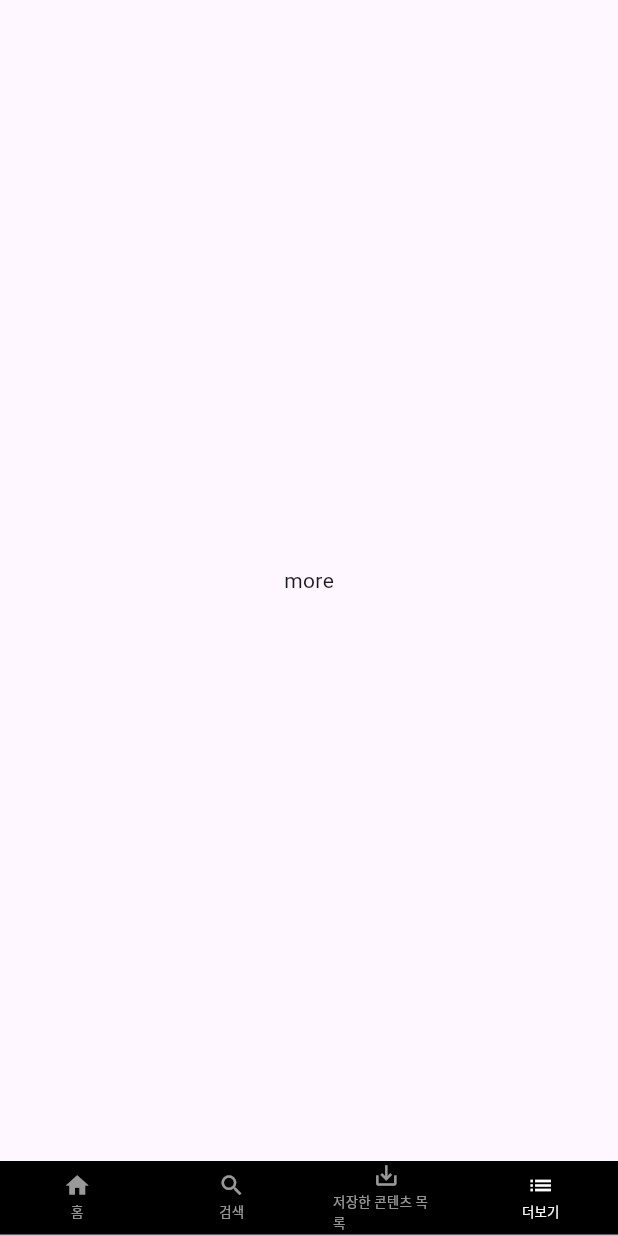
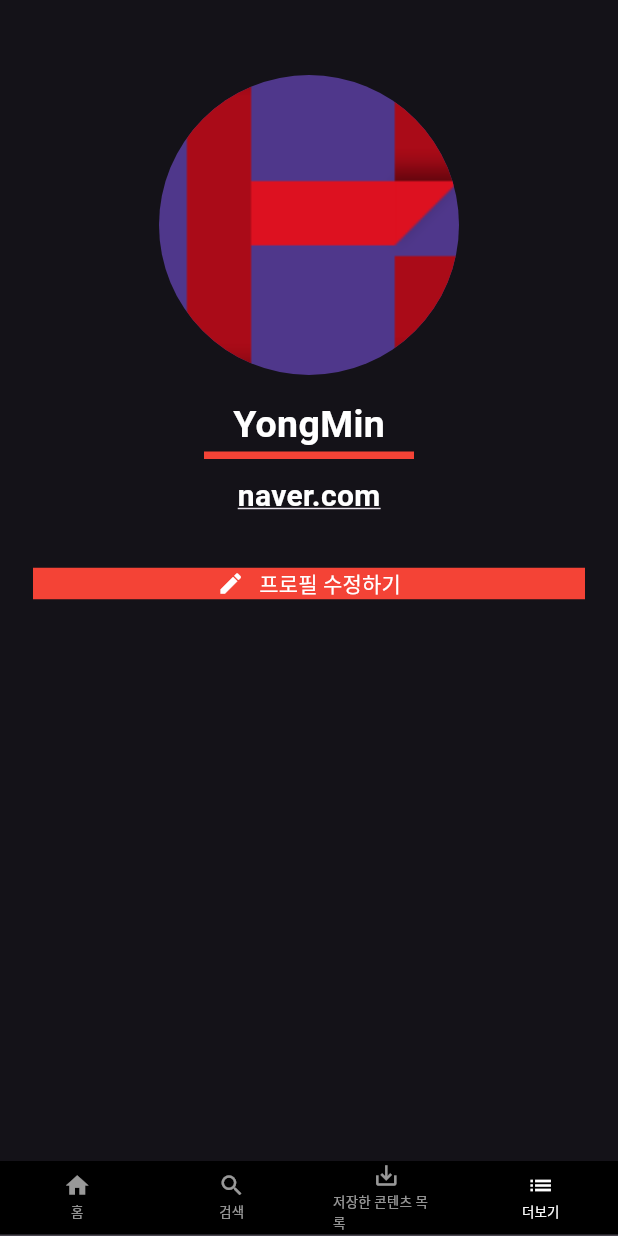
Before and after one commit to kim975/flutter_netflix_clone, a Flutter app: the screen it shows after launch, item 4 of the bottom bar chosen, on a phone screen of 412 x 824 dp. Run offline on Flutter 3.47's test engine with Material 3 defaults, Android fonts, the phone set to English and light mode, and no system bars; drawn by our look-alikes of flutter_linkify; our stand-ins replace carousel_slider.

Commit message:
더보기 화면 개발 및 theme 적용

```diff
--- a/lib/main.dart
+++ b/lib/main.dart
@@ -1,5 +1,6 @@
 import 'package:flutter/material.dart';
 import 'package:netflix_clone/screen/home_screen.dart';
+import 'package:netflix_clone/screen/more_screen.dart';
 import 'package:netflix_clone/widget/bottom_bar.dart';
 
 void main() {
@@ -16,7 +17,7 @@
   Widget build(BuildContext context) {
     return MaterialApp(
       title: 'YongFlix',
-      darkTheme: ThemeData.dark(),
+      theme: ThemeData.dark(),
       home: DefaultTabController(
         length: 4,
         child: Scaffold(
@@ -26,7 +27,7 @@
               HomeScreen(),
               Container(child: Center(child: Text('search'),),),
               Container(child: Center(child: Text('save'),),),
-              Container(child: Center(child: Text('more'),),),
+              MoreScreen(),
             ],
           ),
           bottomNavigationBar: Bottom(),
--- /dev/null
+++ b/lib/screen/more_screen.dart
@@ -0,0 +1,78 @@
+import 'package:flutter/material.dart';
+import 'package:flutter_linkify/flutter_linkify.dart';
+import 'package:url_launcher/url_launcher.dart';
+
+class MoreScreen extends StatelessWidget {
+  @override
+  Widget build(BuildContext context) {
+    return Container(
+      child: Center(
+        child: Column(
+          children: [
+            Container(
+              padding: EdgeInsets.only(top: 50),
+              child: CircleAvatar(
+                radius: 100,
+                backgroundImage: AssetImage('images/bbongflix_logo.png'),
+              ),
+            ),
+            Container(
+              padding: EdgeInsets.only(top: 15),
+              child: Text(
+                'YongMin',
+                style: TextStyle(
+                    fontWeight: FontWeight.bold,
+                    fontSize: 25,
+                    color: Colors.white),
+              ),
+            ),
+            Container(
+              padding: EdgeInsets.all(15),
+              width: 140,
+              height: 5,
+              color: Colors.red,
+            ),
+            Container(
+              padding: EdgeInsets.all(10),
+              child: Linkify(
+                text: 'https://naver.com',
+                style: TextStyle(fontWeight: FontWeight.bold, fontSize: 20),
+                linkStyle: TextStyle(color: Colors.white),
+                onOpen: (link) async {
+                  if (await canLaunchUrl(link.url as Uri)) {
+                    await launchUrl(link.url as Uri);
+                  }
+                },
+              ),
+            ),
+            Container(
+              padding: EdgeInsets.all(10),
+              child: TextButton(
+                onPressed: () {},
+                child: Container(
+                  color: Colors.red,
+                  child: Row(
+                    mainAxisAlignment: MainAxisAlignment.center,
+                    children: [
+                      Icon(
+                        Icons.edit,
+                        color: Colors.white,
+                      ),
+                      SizedBox(
+                        width: 10,
+                      ),
+                      Text(
+                        '프로필 수정하기',
+                        style: TextStyle(color: Colors.white),
+                      )
+                    ],
+                  ),
+                ),
+              ),
+            )
+          ],
+        ),
+      ),
+    );
+  }
+}
--- a/lib/widget/carousel_slider.dart
+++ b/lib/widget/carousel_slider.dart
@@ -126,7 +126,6 @@
             ),
           ),
           Container(
-            color: Colors.black,
             child: Row(
               mainAxisAlignment: MainAxisAlignment.center,
               children: makeIndicator(likes, _currentPage),
--- a/pubspec.yaml
+++ b/pubspec.yaml
@@ -31,7 +31,8 @@
   flutter:
     sdk: flutter
   carousel_slider:
-
+  flutter_linkify:
+  url_launcher:
 
   # The following adds the Cupertino Icons font to your application.
   # Use with the CupertinoIcons class for iOS style icons.
```
Also changed, not shown: pubspec.lock.
